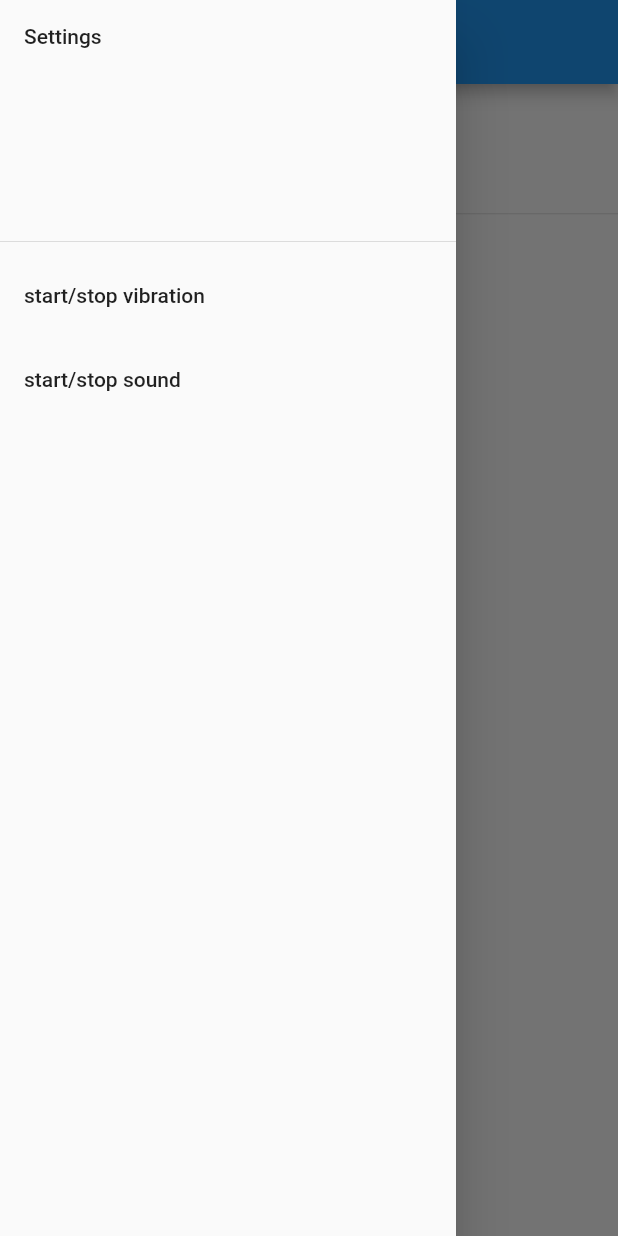
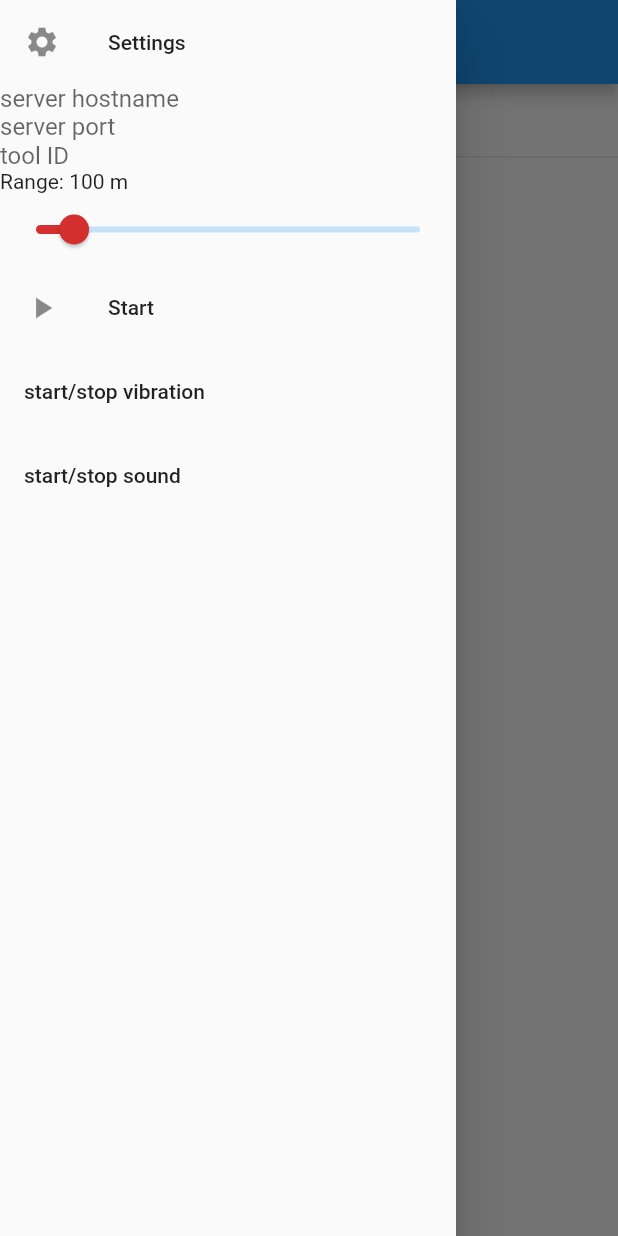
Before and after one commit to zegkljan/cernobor-rool, a Flutter app: the screen it shows after launch, with the side drawer open, on a phone screen of 412 x 824 dp. Run offline on Flutter 3.47's test engine with Material 2 defaults, Android fonts, the phone set to English and light mode, and no system bars; our stand-ins replace location, shared_preferences.

Commit message:
Reworked vibration, settings in drawer.
* Vibration moved to extra class, made finer.
* Extra class for settings.
** Attempted persistent saving (and loading) but failed for now.
* Most of controls moved to side drawer.

```diff
--- a/emulator/rtool/lib/main.dart
+++ b/emulator/rtool/lib/main.dart
@@ -7,6 +7,7 @@ import 'package:flutter/material.dart';
 import 'package:flutter/services.dart';
 import 'package:location/location.dart';
 import 'messages.dart';
+import 'settings.dart';
 
 void main() {
   runApp(new RToolApp());
@@ -30,9 +31,12 @@ class MainScreen extends StatefulWidget {
 class MainScreenState extends State<MainScreen> {
   static const STATUS_BROADCAST_TIMEOUT = const Duration(seconds: 5);
 
-  final TextEditingController _serverIpTextController = new TextEditingController();
-  final TextEditingController _idTextController = new TextEditingController();
+  final TextEditingController _managerHostController = new TextEditingController();
+  final TextEditingController _managerPortController = new TextEditingController();
+  final TextEditingController _toolIdController = new TextEditingController();
   final ScrollController _messagesScrollController = new ScrollController();
+
+  Settings _settings = new Settings("192.168.1.6", 6644, 0, 100);
 
   final int _bufferSize = 500;
   List<Text> _messages = <Text>[];
@@ -47,21 +51,112 @@ class MainScreenState extends State<MainScreen> {
   Location _location = new Location();
   Timer _statusTimer;
 
+
+  MainScreenState() {
+    _settings.load().then((_) {
+      setState(() {
+        _managerHostController.text = _settings.managerHost;
+        _managerPortController.text = _settings.managerPort.toString();
+        _toolIdController.text = _settings.toolId.toString();
+      });
+    });
+  }
+
   @override
   Widget build(BuildContext context) {
+    final double statusBarHeight = MediaQuery.of(context).padding.top;
     Scaffold scaffold = new Scaffold(
       appBar: new AppBar(title: new Text("RTool")),
       drawer: new Drawer(
+        elevation: 16.0,
         child: new ListView(
+          padding: new EdgeInsets.only(top: statusBarHeight),
           children: <Widget>[
-            new DrawerHeader(child: new Text("Settings")),
+            new ListTile(
+              leading: new Icon(Icons.settings),
+              title: new Text("Settings"),
+              onTap: null,
+            ),
+            new TextFormField(
+              controller: _managerHostController,
+              decoration: new InputDecoration.collapsed(
+                  hintText: "server hostname"
+              ),
+              autocorrect: false,
+              onSaved: (String val) {
+                _settings.managerHost = val;
+                _settings.save();
+              },
+            ),
+            new TextFormField(
+              controller: _managerPortController,
+              decoration: new InputDecoration.collapsed(
+                  hintText: "server port"
+              ),
+              inputFormatters: [
+                WhitelistingTextInputFormatter.digitsOnly
+              ],
+              keyboardType: TextInputType.number,
+              autocorrect: false,
+              validator: (String s) {
+                int val = int.parse(s, onError: (_) => -1);
+                if (val < 1 || val > 65535) {
+                  return "Not a valid integer between 1 and 65535";
+                }
+                return null;
+              },
+              onSaved: (String val) {
+                _settings.managerPort = int.parse(val);
+                _settings.save();
+              },
+            ),
+            new TextFormField(
+              controller: _toolIdController,
+              decoration: new InputDecoration.collapsed(
+                  hintText: "tool ID"
+              ),
+              inputFormatters: [
+                WhitelistingTextInputFormatter.digitsOnly
+              ],
+              keyboardType: TextInputType.number,
+              autocorrect: false,
+              validator: (String s) {
+                int val = int.parse(s, onError: (_) => -1);
+                if (val < 0 || val > 255) {
+                  return "Not a valid integer between 0 and 255";
+                }
+                return null;
+              },
+              onSaved: (String val) {
+                _settings.toolId = int.parse(val);
+                _settings.save();
+              },
+            ),
+            new Text("Range: ${_settings.sensitivityRange} m"),
+            new Slider(
+              value: _settings.sensitivityRange.toDouble(),
+              min: 1.0,
+              max: 1000.0,
+              activeColor: Theme.of(context).errorColor,
+              onChanged: (double val) {
+                setState(() {
+                  _settings.sensitivityRange = val.round();
+                  _settings.save();
+                });
+              }
+            ),
+            new ListTile(
+              title: new Text(_running ? "Stop" : "Start"),
+              onTap: () => _handleStartStop(),
+              leading: new Icon(_running ? Icons.pause : Icons.play_arrow),
+            ),
             new ListTile(
               title: new Text('start/stop vibration'),
               onTap: () {
                 if (vibrating) {
                   _stopVibrate();
                 } else {
-                  _vibrate(8);
+                  _vibrate(0.8);
                 }
                 vibrating = !vibrating;
               },
@@ -82,26 +177,8 @@ class MainScreenState extends State<MainScreen> {
       ),
       body: new Column(
         children: <Widget>[
-          new TextFormField(
-            controller: _serverIpTextController,
-            decoration: new InputDecoration.collapsed(
-                hintText: "server IP address"
-            ),
-          ),
-          new TextFormField(
-            controller: _idTextController,
-            decoration: new InputDecoration.collapsed(
-                hintText: "tool ID"
-            ),
-            keyboardType: TextInputType.number,
-          ),
           new Row(
             children: <Widget>[
-              new RaisedButton(
-                onPressed: () => _handleStartStop(),
-                color: Theme.of(context).buttonColor,
-                child: new Text(_running ? "Stop" : "Start"),
-              ),
               new RaisedButton(
                 onPressed: () => setState(_clearLogMessages),
                 color: Theme.of(context).buttonColor,
@@ -127,6 +204,7 @@ class MainScreenState extends State<MainScreen> {
         ]
       )
     );
+
     return scaffold;
   }
 
@@ -136,7 +214,7 @@ class MainScreenState extends State<MainScreen> {
       _addLogMessage(_running ? "Started." : "Stopped.");
     });
     if (_running) {
-      Socket.connect(_serverIpTextController.text, 6644).then((socket) {
+      Socket.connect(_managerHostController.text, 6644).then((socket) {
         setState(() => _addLogMessage("Connected!"));
         _socket = socket;
         _socket.listen((data) {
@@ -159,11 +237,11 @@ class MainScreenState extends State<MainScreen> {
   }
 
   String _getId() {
-    return _idTextController.text;
+    return _toolIdController.text;
   }
 
   Future<Null> _playFrequency(int frequency, [int duration]) async {
-    var params = {"frequency": frequency};
+    Map<String, Object> params = <String, Object>{"frequency": frequency};
     if (duration != null) {
       print("Trying to play $frequency Hz for $duration ms");
       params["duration"] = duration;
@@ -186,8 +264,8 @@ class MainScreenState extends State<MainScreen> {
     }
   }
 
-  Future<Null> _vibrate(int level, [int duration]) async {
-    var params = {"level": level};
+  Future<Null> _vibrate(double level, [int duration]) async {
+    Map<String, Object> params = <String, Object>{"level": level};
     if (duration != null) {
       print("Trying to vibrate for $duration ms");
       params["duration"] = duration;
--- /dev/null
+++ b/emulator/rtool/lib/settings.dart
@@ -0,0 +1,41 @@
+import 'dart:async';
+
+import 'package:shared_preferences/shared_preferences.dart';
+
+class Settings {
+  static const String _MANAGER_HOST_KEY = "managerHost";
+  static const String _MANAGER_PORT_KEY = "managerPort";
+  static const String _TOOL_ID_KEY = "toolId";
+  static const String _SENSITIVITY_RANGE_KEY = "sensitivityRange";
+
+  String managerHost;
+  int managerPort;
+  int toolId;
+  int sensitivityRange;
+
+
+  Settings(this.managerHost, this.managerPort, this.toolId, this.sensitivityRange);
+
+  Future load() async {
+    SharedPreferences prefs = await SharedPreferences.getInstance();
+    this.managerHost = prefs.getString(_MANAGER_HOST_KEY) ?? "192.168.1.6";
+    this.managerPort = prefs.getInt(_MANAGER_PORT_KEY) ?? 6644;
+    this.toolId = prefs.getInt(_TOOL_ID_KEY) ?? 0;
+    this.sensitivityRange = prefs.getInt(_SENSITIVITY_RANGE_KEY) ?? 100.0;
+  }
+
+  Future save() async {
+    SharedPreferences prefs = await SharedPreferences.getInstance();
+    prefs.setString(_MANAGER_HOST_KEY, managerHost);
+    prefs.setInt(_MANAGER_PORT_KEY, managerPort);
+    prefs.setInt(_TOOL_ID_KEY, toolId);
+    prefs.setInt(_SENSITIVITY_RANGE_KEY, sensitivityRange);
+  }
+
+  @override
+  String toString() {
+    return 'Settings{managerHost: $managerHost, managerPort: $managerPort, toolId: $toolId, sensitivityRange: $sensitivityRange}';
+  }
+
+
+}
--- a/emulator/rtool/pubspec.yaml
+++ b/emulator/rtool/pubspec.yaml
@@ -5,6 +5,7 @@ dependencies:
   flutter:
     sdk: flutter
   location: "^1.1.3"
+  shared_preferences: "^0.2.5"
 
 dev_dependencies:
   flutter_test:
```
Also changed, not shown: 2 other files.
